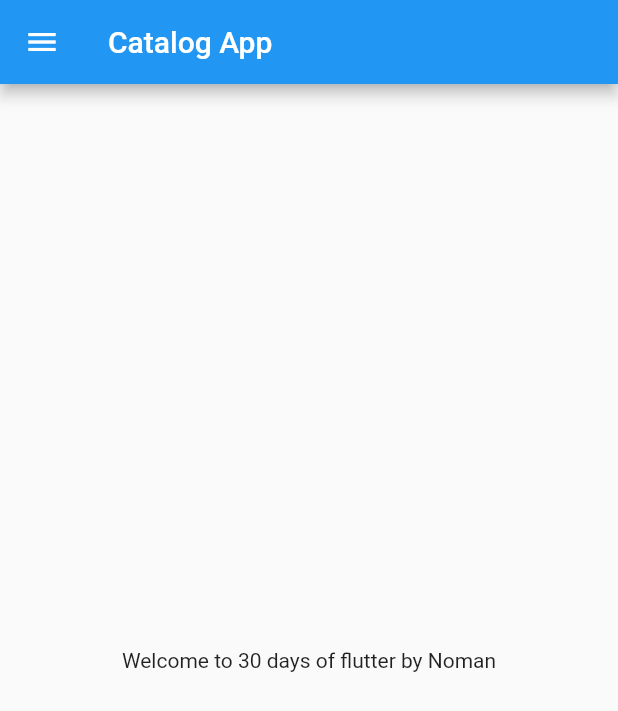
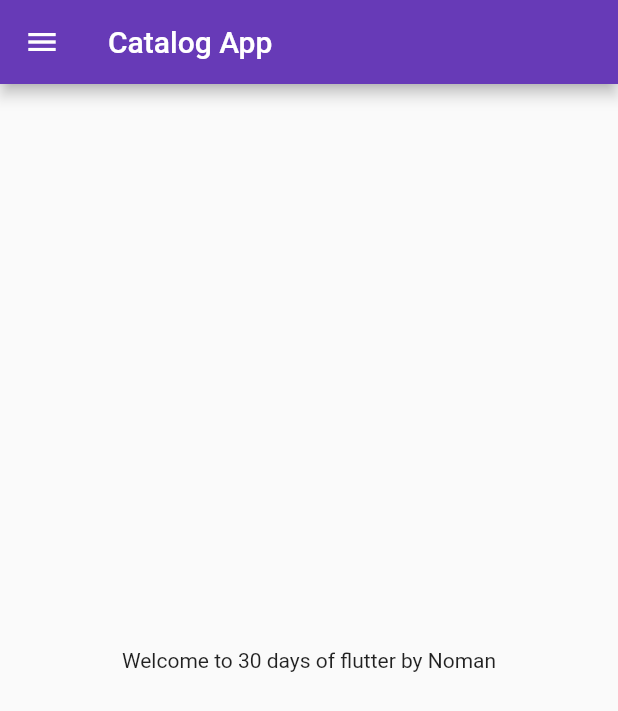
Before and after one commit to nomanbutt450/30-Days-of-Flutter, a Flutter app: the screen it shows after launch, on a phone screen of 412 x 824 dp. Shown: the top 711 px of the screen. Run offline on Flutter 3.47's test engine with Material 2 defaults, Android fonts, the phone set to English and light mode, and no system bars.

Commit message:
Learn Routes,Functions,Themes

```diff
--- a/lib/main.dart
+++ b/lib/main.dart
@@ -1,5 +1,6 @@
 import 'package:flutter/material.dart';
-import 'home_page.dart';
+import 'package:flutter_catalog/pages/login_page.dart';
+import 'pages/home_page.dart';
 
 void main() {
   runApp(MyApp());
@@ -9,10 +10,33 @@ class MyApp extends StatelessWidget {
   const MyApp({Key? key}) : super(key: key);
 
   @override
+  //context is a piece of information which can inform the position of widgets in tree///
   Widget build(BuildContext context) {
+    bringVegetables(Rs: 200, thalla_dooga: true);
+    bringVegetables(thalla_dooga: false); //by default 100
+
     return MaterialApp(
-      home: HomePage(),
+      home: homePage(),
 
+      //Theme Data must provide the ThemeMode///
+      themeMode: ThemeMode.light,
+      theme: ThemeData(primarySwatch: Colors.deepPurple),
+      darkTheme: ThemeData(brightness: Brightness.dark),
+      //A multiple ways of App like multiple pages////
+      initialRoute: "/home",
+      routes: {
+        // "/":(context)=> HomePage(), by default choose any one above or this.
+        "/home": (context) => homePage(),
+        "/Login": (context) => loginPage(),
+      },
     );
   }
+
+  //{int Rs=100 } means by default value is 100 if i dont pass value in parameter//
+  bringVegetables({required bool thalla_dooga, int Rs = 100}) {
+    // Take Cycle
+    //GoTo Market
+  }
 }
+
+// video last seen: 1:17:55
--- a/lib/home_page.dart
+++ b/lib/pages/home_page.dart
@@ -1,7 +1,7 @@
 import 'package:flutter/material.dart';
 
-class HomePage extends StatelessWidget {
-  const HomePage({Key? key}) : super(key: key);
+class homePage extends StatelessWidget {
+  const homePage({Key? key}) : super(key: key);
 
   @override
   Widget build(BuildContext context) {
```
Also changed, not shown: lib/pages/login_page.dart (added, +17 -0 lines).
